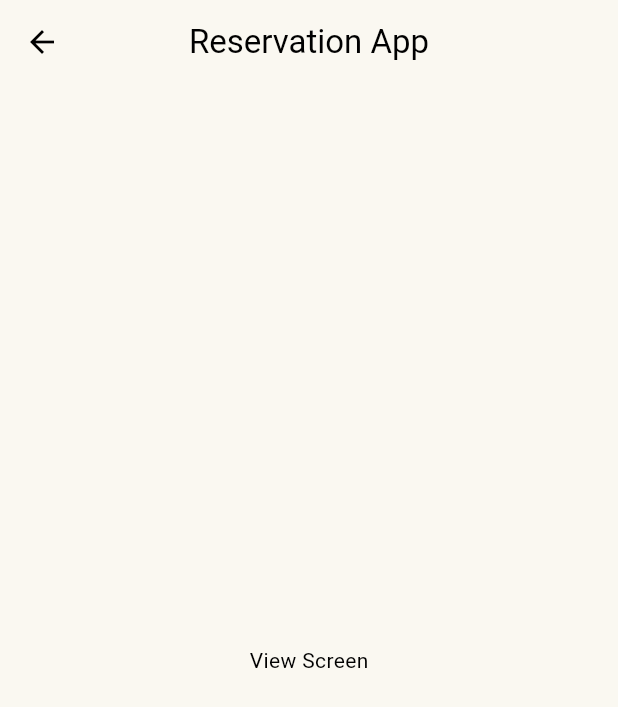
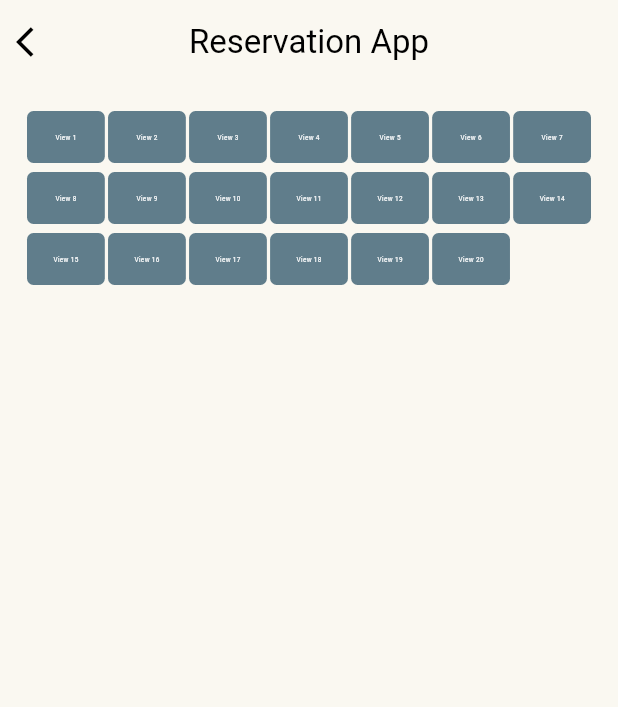
Before and after one commit to nuurhankhaled/admin_reservation, a Flutter app: the ViewFeatureScreen screen opened directly, on a phone screen of 412 x 824 dp. Shown: the top 707 px of the screen. Run offline on Flutter 3.47's test engine with Material 3 defaults, Android fonts, the phone set to English and light mode, and no system bars; our stand-ins replace bloc, dio, easy_localization, equatable, firebase_messaging, flutter_bloc and 7 more; missing offline and left inert: colorfilter_generator, flutter_admin_scaffold; accounts and stored records are empty.

Commit message:
view facility screen body

```diff
--- /dev/null
+++ b/lib/features/View-facility/presentation/view-screen.dart
@@ -0,0 +1,57 @@
+import 'package:flutter/material.dart';
+import 'package:easy_localization/easy_localization.dart';
+import 'package:reservationapp_admin/core/helpers/extensions.dart';
+import 'package:flutter_screenutil/flutter_screenutil.dart';
+
+class ViewFeatureScreen extends StatelessWidget {
+  const ViewFeatureScreen({super.key});
+
+  @override
+  Widget build(BuildContext context) {
+    return Scaffold(
+      appBar: AppBar(
+          title: Text("reservationApp".tr()),
+          leading: Padding(
+            padding: EdgeInsets.only(right: 50.w),
+            child: IconButton(
+              onPressed: () => context.pop(),
+              icon: const Icon(Icons.arrow_back_ios),
+            ),
+          )),
+      body: Padding(
+        padding: EdgeInsets.all(18.0),
+        child: GridView.builder(
+          gridDelegate: SliverGridDelegateWithFixedCrossAxisCount(
+            crossAxisCount: 7,
+            childAspectRatio: 1.5,
+            crossAxisSpacing: 10.w,
+            mainAxisSpacing: 8.h,
+          ),
+          itemCount: 20,
+          itemBuilder: (context, index) {
+            return InkWell(
+              onTap: () {
+                context.pushNamed('/viewFacility');
+              },
+              child: Container(
+                decoration: BoxDecoration(
+                  borderRadius: BorderRadius.circular(20.r),
+                  color: Colors.blueGrey,
+                ),
+                child: Center(
+                  child: Text(
+                    "View ${index + 1}",
+                    style: TextStyle(
+                      color: Colors.white,
+                      fontSize: 20.sp,
+                    ),
+                  ),
+                ),
+              ),
+            );
+          },
+        ),
+      ),
+    );
+  }
+}
--- a/lib/features/View-feature/presentation/view-screen.dart
+++ /dev/null
@@ -1,18 +0,0 @@
-import 'package:flutter/material.dart';
-import 'package:easy_localization/easy_localization.dart';
-
-class ViewFeatureScreen extends StatelessWidget {
-  const ViewFeatureScreen({super.key});
-
-  @override
-  Widget build(BuildContext context) {
-    return Scaffold(
-      appBar: AppBar(
-        title: Text("reservationApp".tr()),
-      ),
-      body: Center(
-        child: Text("View Screen"),
-      ),
-    );
-  }
-}
```
Also changed, not shown: lib/core/widgets/back-button.dart (added, +12 -0 lines), lib/features/Dashboard/presentation/widgets/dashboard_summary_card.dart (+30 -14 lines).
